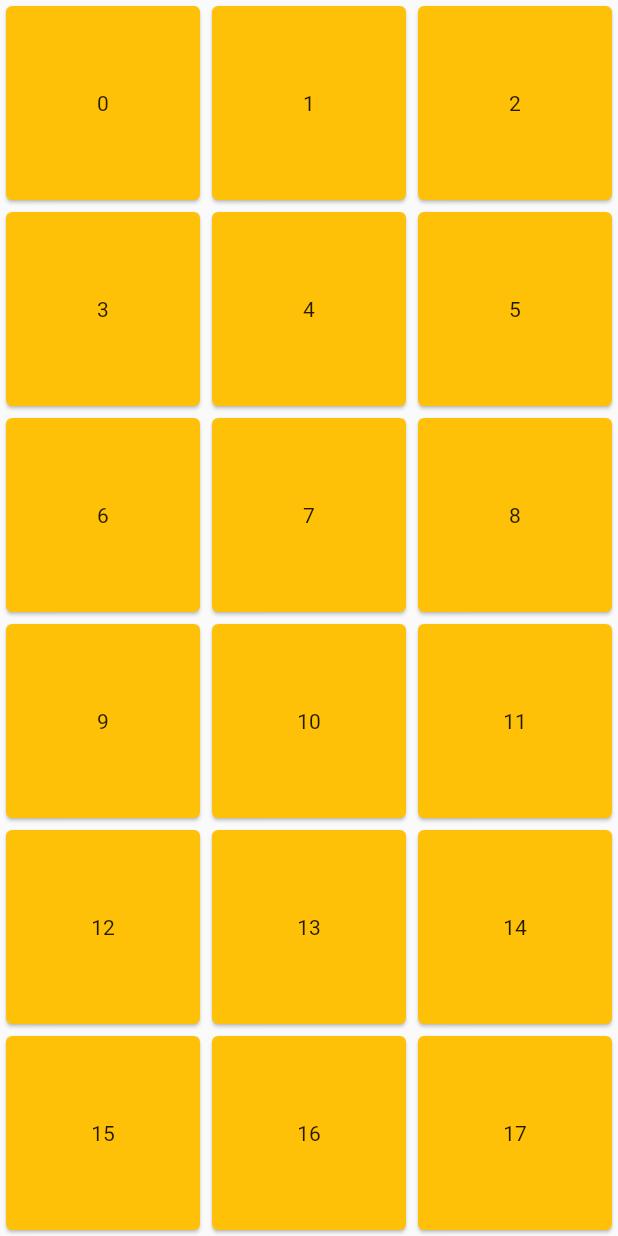
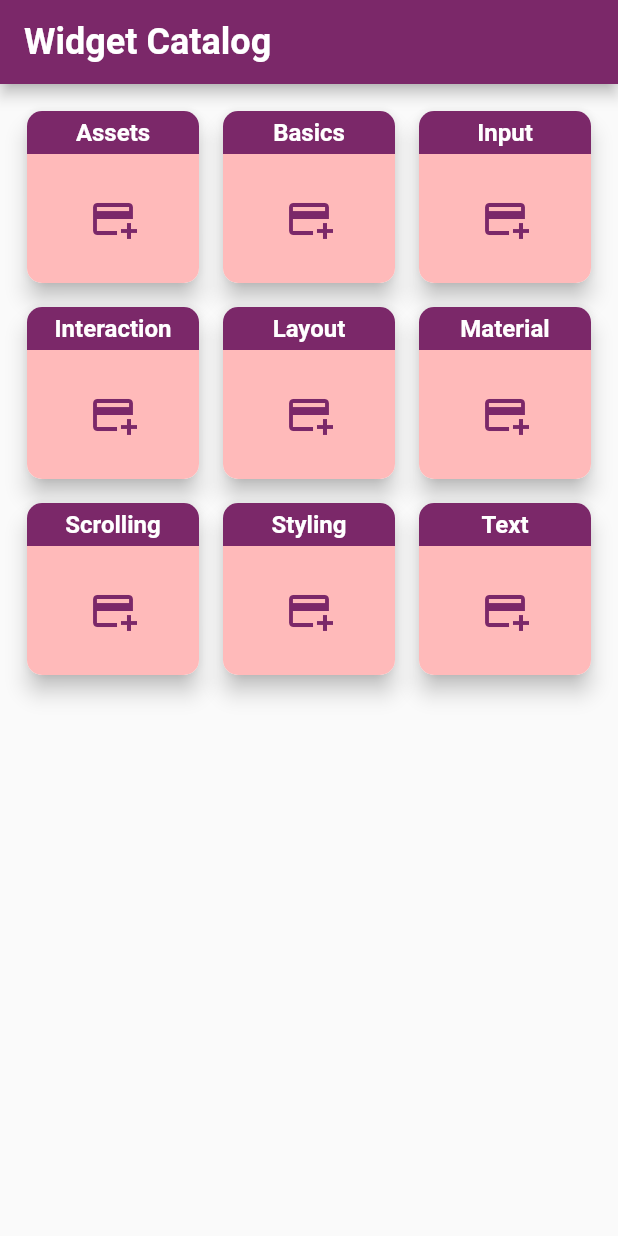
Before and after one commit to emamhasan19/Flutter_AllinOne_Widgets, a Flutter app: the screen it shows after launch, on a phone screen of 412 x 824 dp. Run offline on Flutter 3.47's test engine with Material 2 defaults, Android fonts, the light colour scheme and no system bars.

Commit message:
Adds details to the files

```diff
--- a/lib/features/home/models/home_model.dart
+++ b/lib/features/home/models/home_model.dart
@@ -1,6 +1,9 @@
+import 'package:flutter/material.dart';
+import 'package:flutter_allinone/src/core/colors.dart';
+
 class HomeModel {
   final String title;
-  final String icon;
+  final Icon icon;
   final String details;
 
   HomeModel({
@@ -9,5 +12,93 @@ class HomeModel {
     required this.details,
   });
 
-  static List<HomeModel> fetchAll() => [];
+  static List<HomeModel> fetchAll() => [
+        HomeModel(
+          title: 'Assets',
+          icon: Icon(
+            Icons.add_card,
+            size: 32,
+            color: Palette.primary_color,
+          ),
+          details: 'Manage assets, display images, and show icons.',
+        ),
+        HomeModel(
+          title: 'Basics',
+          icon: Icon(
+            Icons.add_card,
+            size: 32,
+            color: Palette.primary_color,
+          ),
+          details:
+              'Widgets you absolutely need to know before building your first Flutter app.',
+        ),
+        HomeModel(
+          title: 'Input',
+          icon: Icon(
+            Icons.add_card,
+            size: 32,
+            color: Palette.primary_color,
+          ),
+          details:
+              'Take user input in addition to input widgets in Material Components and Cupertino.',
+        ),
+        HomeModel(
+          title: 'Interaction',
+          icon: Icon(
+            Icons.add_card,
+            size: 32,
+            color: Palette.primary_color,
+          ),
+          details:
+              'Respond to touch events and route users to different views.',
+        ),
+        HomeModel(
+          title: 'Layout',
+          icon: Icon(
+            Icons.add_card,
+            size: 32,
+            color: Palette.primary_color,
+          ),
+          details:
+              'Arrange other widgets columns, rows, grids, and many other layouts.',
+        ),
+        HomeModel(
+          title: 'Material',
+          icon: Icon(
+            Icons.add_card,
+            size: 32,
+            color: Palette.primary_color,
+          ),
+          details:
+              'Visual, behavioral, and motion-rich widgets implementing the Material Design guidelines.',
+        ),
+        HomeModel(
+          title: 'Scrolling',
+          icon: Icon(
+            Icons.add_card,
+            size: 32,
+            color: Palette.primary_color,
+          ),
+          details: 'Scroll multiple widgets as children of the parent.',
+        ),
+        HomeModel(
+          title: 'Styling',
+          icon: Icon(
+            Icons.add_card,
+            size: 32,
+            color: Palette.primary_color,
+          ),
+          details:
+              'Manage the theme of your app, makes your app responsive to screen sizes, or add padding.',
+        ),
+        HomeModel(
+          title: 'Text',
+          icon: Icon(
+            Icons.add_card,
+            size: 32,
+            color: Palette.primary_color,
+          ),
+          details: 'Display and style text.',
+        ),
+      ];
 }
--- /dev/null
+++ b/lib/features/home/pages/details_page.dart
@@ -0,0 +1,33 @@
+import 'package:flutter/material.dart';
+import 'package:flutter_allinone/features/home/models/home_model.dart';
+import 'package:flutter_allinone/src/core/colors.dart';
+import 'package:flutter_allinone/src/core/text_controls.dart';
+
+class DetailsPage extends StatelessWidget {
+// final String title;
+// final String details;
+  final HomeModel homeModel;
+
+  const DetailsPage({super.key, required this.homeModel});
+
+  // const DetailsPage({super.key, required this.title, required this.details});
+
+  @override
+  Widget build(BuildContext context) {
+    return Scaffold(
+      appBar: AppBar(
+        backgroundColor: Palette.primary_color,
+        // title: Text(title),
+        title: Text(
+          homeModel.title,
+          style: TextStyle(
+            fontSize: 24,
+            fontWeight: FontWeight.bold,
+          ),
+        ),
+      ),
+      // body: Center(child: Text(details)),
+      body: RegularText(homeModel.details),
+    );
+  }
+}
--- a/lib/features/home/pages/home_page.dart
+++ b/lib/features/home/pages/home_page.dart
@@ -0,0 +1,44 @@
+import 'package:flutter/material.dart';
+import 'package:flutter_allinone/features/home/widgets/home_item_card.dart';
+import 'package:flutter_allinone/src/core/colors.dart';
+
+import '../models/home_model.dart';
+
+class HomePage extends StatelessWidget {
+  const HomePage({Key? key}) : super(key: key);
+
+  @override
+  Widget build(BuildContext context) {
+    final List<HomeModel> modelList = HomeModel.fetchAll();
+
+    return Scaffold(
+        appBar: AppBar(
+          backgroundColor: Palette.primary_color,
+          title: Text(
+            'Widget Catalog',
+            style: TextStyle(
+              fontSize: 24,
+              fontWeight: FontWeight.bold,
+            ),
+          ),
+        ),
+        body: Padding(
+          padding: EdgeInsets.all(10),
+          child: GridView.builder(
+            //gridDelegate: SliverGridDelegateWithFixedCrossAxisCount,
+            gridDelegate: SliverGridDelegateWithFixedCrossAxisCount(
+              crossAxisCount: 3,
+            ),
+            itemCount: modelList.length,
+            itemBuilder: (BuildContext context, int index) {
+              HomeModel homeModel = modelList[index];
+
+              // return HomeItemCard(title: modelList[index].title, icon: modelList[index].icon, details: modelList[index].details,);
+              return HomeItemCard(
+                homeModel: homeModel,
+              );
+            },
+          ),
+        ));
+  }
+}
--- a/lib/features/home/widgets/home_item_card.dart
+++ b/lib/features/home/widgets/home_item_card.dart
@@ -0,0 +1,79 @@
+import 'package:flutter/material.dart';
+import 'package:flutter_allinone/features/home/models/home_model.dart';
+import 'package:flutter_allinone/features/home/pages/details_page.dart';
+import 'package:flutter_allinone/src/core/colors.dart';
+import 'package:flutter_allinone/src/core/text_controls.dart';
+
+class HomeItemCard extends StatelessWidget {
+  // final String title;
+  // final Icon icon;
+  // final String details;
+
+  final HomeModel homeModel;
+
+  const HomeItemCard({super.key, required this.homeModel});
+
+  // const HomeItemCard({super.key, required this.title, required this.icon, required this.details});
+
+  @override
+  Widget build(BuildContext context) {
+    return GestureDetector(
+      onTap: () {
+        // Navigate to the next screen
+        Navigator.push(
+          context,
+          // MaterialPageRoute(builder: (context) => DetailsPage(title: title,details: details,)),
+          MaterialPageRoute(
+              builder: (context) => DetailsPage(
+                    homeModel: homeModel,
+                  )),
+        );
+      },
+      child: Padding(
+        padding: const EdgeInsets.all(4.0),
+        child: Card(
+          elevation: 6,
+          shape: RoundedRectangleBorder(
+            borderRadius: BorderRadius.circular(10.0),
+          ),
+          child: Column(
+            // mainAxisSize: MainAxisSize.min,
+            mainAxisAlignment: MainAxisAlignment.center,
+            children: <Widget>[
+              // Text(title),
+              // icon,
+              Expanded(
+                flex: 1,
+                child: Container(
+                  decoration: BoxDecoration(
+                    color: Palette.primary_color,
+                    borderRadius: BorderRadius.only(
+                      topLeft: Radius.circular(10),
+                      topRight: Radius.circular(10),
+                    ),
+                  ),
+                  child: Center(
+                    child: TitleText(homeModel.title),
+                  ),
+                ),
+              ),
+              Expanded(
+                flex: 3,
+                child: Container(
+                  decoration: BoxDecoration(
+                    color: Palette.secondary_color,
+                    borderRadius: BorderRadius.only(
+                      bottomLeft: Radius.circular(10),
+                      bottomRight: Radius.circular(10),
+                    ),
+                  ),
+                  child: Center(child: homeModel.icon),
+                ),
+              ),
+            ],
+          ),
+        ),
+      ),
+    );
+  }
+}
--- a/lib/main.dart
+++ b/lib/main.dart
@@ -1,4 +1,6 @@
 import 'package:flutter/material.dart';
+
+import 'features/home/pages/home_page.dart';
 
 void main() {
   runApp(const MyApp());
@@ -10,32 +12,8 @@ class MyApp extends StatelessWidget {
   @override
   Widget build(BuildContext context) {
     return MaterialApp(
-      title: 'Flutter Demo',
-      theme: ThemeData(
-        primarySwatch: Colors.blue,
-      ),
-      home: MyHomePage(),
+      debugShowCheckedModeBanner: false,
+      home: HomePage(),
     );
   }
 }
-
-class MyHomePage extends StatelessWidget {
-  const MyHomePage({super.key});
-
-  @override
-  Widget build(BuildContext context) {
-    return Scaffold(
-      body: GridView.builder(
-          gridDelegate: const SliverGridDelegateWithFixedCrossAxisCount(
-            crossAxisCount: 3,
-          ),
-          itemCount: 30,
-          itemBuilder: (BuildContext context, int index) {
-            return Card(
-              color: Colors.amber,
-              child: Center(child: Text('$index')),
-            );
-          }),
-    );
-  }
-}
--- a/lib/src/core/colors.dart
+++ b/lib/src/core/colors.dart
@@ -0,0 +1,8 @@
+import 'package:flutter/material.dart';
+
+class Palette {
+  static const Color primary_color = Color(0xff7B2869);
+  static const Color secondary_color = Color(0xffFFBABA);
+  static const Color black_color = Colors.black;
+  static const Color white_color = Colors.white;
+}
--- a/lib/src/core/text_controls.dart
+++ b/lib/src/core/text_controls.dart
@@ -0,0 +1,27 @@
+import 'package:flutter/material.dart';
+import 'package:flutter_allinone/src/core/colors.dart';
+
+Widget TitleText(String text) {
+  return Text(
+    text,
+    style: TextStyle(
+      fontSize: 16,
+      fontWeight: FontWeight.bold,
+      color: Palette.white_color,
+    ),
+  );
+}
+
+Widget RegularText(String text) {
+  return Padding(
+    padding: const EdgeInsets.all(8.0),
+    child: Text(
+      text,
+      textAlign: TextAlign.justify,
+      style: TextStyle(
+        fontSize: 16,
+        color: Palette.black_color,
+      ),
+    ),
+  );
+}
```
